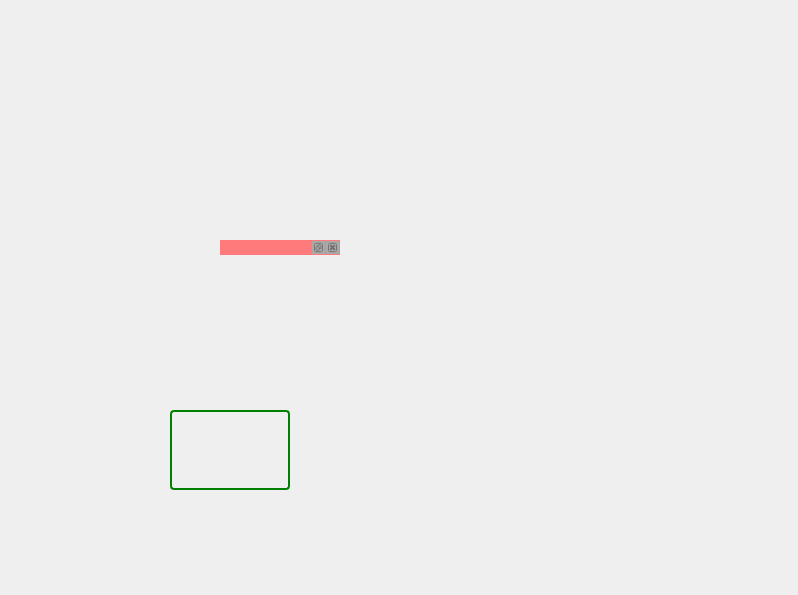
First picture: the form in register.ui, repository mainster/visa-commander, before the edit.
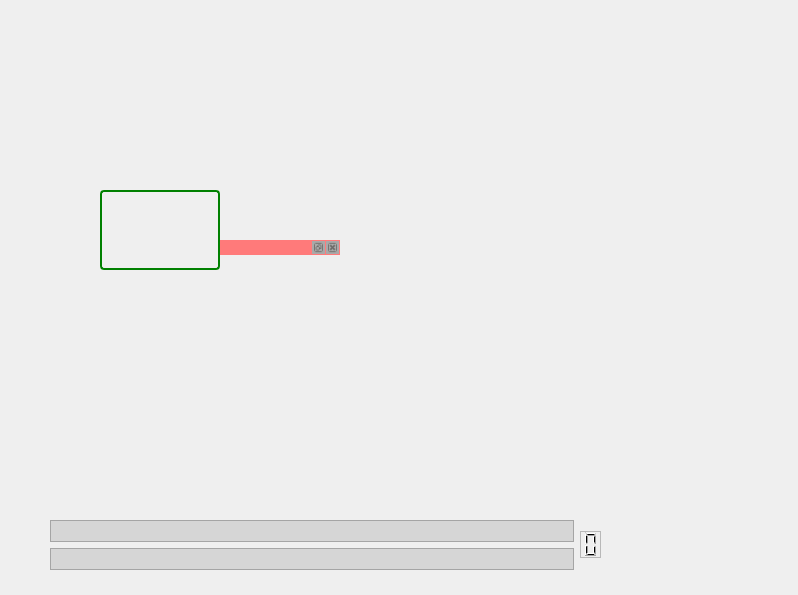
Second picture: the form after the edit. Icons and pictures are not drawn.

Commit message: -Rework on guis backend, multiple splitter added -QTableWidget implemented mainly for calibration log view -Multiple splitter added to central layout -config writeback procedure bug fix

Patch:
```diff
--- a/register.ui
+++ b/register.ui
@@ -55,8 +55,8 @@
   <widget class="QFrame" name="frame">
    <property name="geometry">
     <rect>
-     <x>170</x>
-     <y>410</y>
+     <x>100</x>
+     <y>190</y>
      <width>120</width>
      <height>80</height>
     </rect>
@@ -76,6 +76,144 @@
     <enum>QFrame::Raised</enum>
    </property>
   </widget>
+  <widget class="QWidget" name="layoutWidget">
+   <property name="geometry">
+    <rect>
+     <x>50</x>
+     <y>520</y>
+     <width>551</width>
+     <height>50</height>
+    </rect>
+   </property>
+   <layout class="QHBoxLayout" name="footerLayout">
+    <item>
+     <layout class="QVBoxLayout" name="verticalLayout_2">
+      <item>
+       <widget class="QTextEdit" name="teStateFooter">
+        <property name="enabled">
+         <bool>false</bool>
+        </property>
+        <property name="sizePolicy">
+         <sizepolicy hsizetype="Expanding" vsizetype="Fixed">
+          <horstretch>0</horstretch>
+          <verstretch>0</verstretch>
+         </sizepolicy>
+        </property>
+        <property name="minimumSize">
+         <size>
+          <width>0</width>
+          <height>20</height>
+         </size>
+        </property>
+        <property name="maximumSize">
+         <size>
+          <width>16777215</width>
+          <height>22</height>
+         </size>
+        </property>
+        <property name="autoFillBackground">
+         <bool>false</bool>
+        </property>
+        <property name="styleSheet">
+         <string notr="true">background-color: rgb(214, 214, 214);
+
+</string>
+        </property>
+        <property name="verticalScrollBarPolicy">
+         <enum>Qt::ScrollBarAlwaysOff</enum>
+        </property>
+        <property name="horizontalScrollBarPolicy">
+         <enum>Qt::ScrollBarAlwaysOff</enum>
+        </property>
+        <property name="textInteractionFlags">
+         <set>Qt::TextEditorInteraction</set>
+        </property>
+       </widget>
+      </item>
+      <item>
+       <widget class="QTextEdit" name="teVisaInfo">
+        <property name="enabled">
+         <bool>false</bool>
+        </property>
+        <property name="sizePolicy">
+         <sizepolicy hsizetype="Expanding" vsizetype="Fixed">
+          <horstretch>0</horstretch>
+          <verstretch>0</verstretch>
+         </sizepolicy>
+        </property>
+        <property name="minimumSize">
+         <size>
+          <width>0</width>
+          <height>20</height>
+         </size>
+        </property>
+        <property name="maximumSize">
+         <size>
+          <width>16777215</width>
+          <height>22</height>
+         </size>
+        </property>
+        <property name="autoFillBackground">
+         <bool>false</bool>
+        </property>
+        <property name="styleSheet">
+         <string notr="true">background-color: rgb(214, 214, 214);
+
+</string>
+        </property>
+        <property name="verticalScrollBarPolicy">
+         <enum>Qt::ScrollBarAlwaysOff</enum>
+        </property>
+        <property name="horizontalScrollBarPolicy">
+         <enum>Qt::ScrollBarAlwaysOff</enum>
+        </property>
+        <property name="textInteractionFlags">
+         <set>Qt::TextEditorInteraction</set>
+        </property>
+       </widget>
+      </item>
+     </layout>
+    </item>
+    <item>
+     <widget class="QLCDNumber" name="lcdScopeState">
+      <property name="minimumSize">
+       <size>
+        <width>21</width>
+        <height>27</height>
+       </size>
+      </property>
+      <property name="maximumSize">
+       <size>
+        <width>21</width>
+        <height>27</height>
+       </size>
+      </property>
+      <property name="font">
+       <font>
+        <pointsize>9</pointsize>
+        <weight>75</weight>
+        <bold>true</bold>
+       </font>
+      </property>
+      <property name="toolTip">
+       <string>SCOPE_State from reg_h04</string>
+      </property>
+      <property name="frameShape">
+       <enum>QFrame::StyledPanel</enum>
+      </property>
+      <property name="lineWidth">
+       <number>0</number>
+      </property>
+      <property name="digitCount">
+       <number>1</number>
+      </property>
+      <property name="value" stdset="0">
+       <double>0.000000000000000</double>
+      </property>
+     </widget>
+    </item>
+   </layout>
+  </widget>
  </widget>
  <resources/>
  <connections/>
```
The commit also changes 19 other files.
